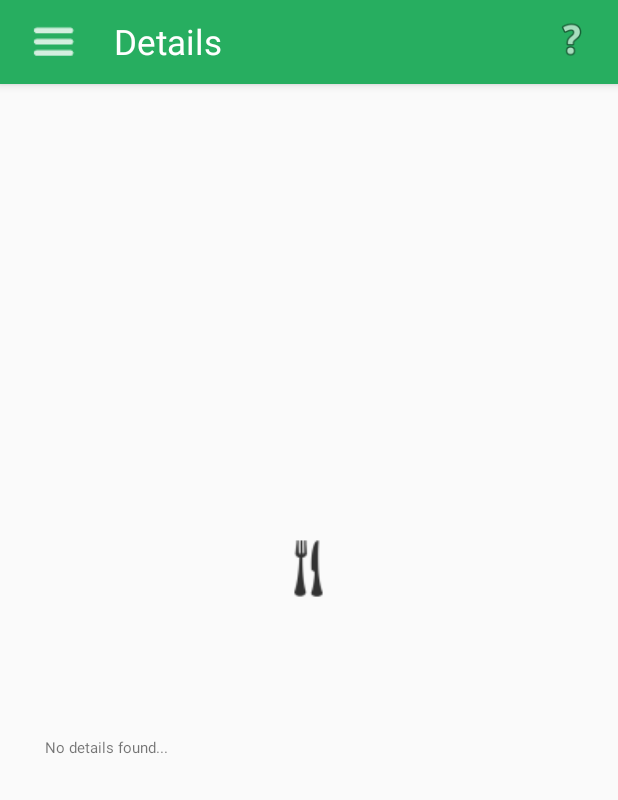
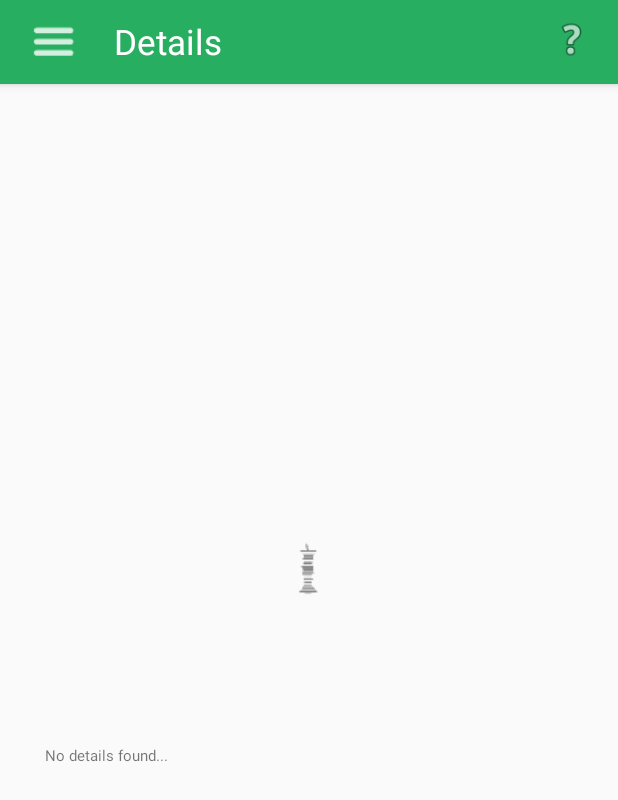
Before and after one commit to franblas/trognon, an Android app: the FoodDetailsActivity screen opened directly, with no data from a screen before it, on a phone screen of 412 x 824 dp. Shown: the top 800 px of the screen. Run offline under Robolectric (Android 15) with nearby library versions, the phone set to English and light mode, and no system bars; 3 statements that could not run were skipped.

Commit message:
Remove fork and spoon drawable

```diff
--- a/app/src/main/java/com/example/dntf/dntf/FoodDetailsActivity.java
+++ b/app/src/main/java/com/example/dntf/dntf/FoodDetailsActivity.java
@@ -48,7 +48,7 @@ public class FoodDetailsActivity extends AppCompatActivity
 
         ImageView imageView = (ImageView) this.findViewById(R.id.foodDetailIcon);
         imageView.setColorFilter(expiredFoodStatus);
-        imageView.setImageResource(R.drawable.fork_and_spoon);
+        imageView.setImageResource(R.drawable.dntf_logo_dark);
 
         TextView foodDetailProductName = (TextView) this.findViewById(R.id.foodDetailProductName);
         foodDetailProductName.setText(productName);
--- a/app/src/main/java/com/example/dntf/dntf/FoodList.java
+++ b/app/src/main/java/com/example/dntf/dntf/FoodList.java
@@ -46,7 +46,7 @@ public class FoodList extends ArrayAdapter<JSONObject> {
 
         ImageView imageView = (ImageView) rowView.findViewById(R.id.foodIcon);
         imageView.setColorFilter(expiredFoodStatus);
-        imageView.setImageResource(R.drawable.fork_and_spoon);
+        imageView.setImageResource(R.drawable.dntf_logo_dark);
 
         TextView productNameTxt = (TextView) rowView.findViewById(R.id.productName);
         productNameTxt.setText(FoodApi.getProductName(products.get(position)));
--- a/app/src/main/res/layout/activity_food_details.xml
+++ b/app/src/main/res/layout/activity_food_details.xml
@@ -18,7 +18,7 @@
             android:id="@+id/foodDetailIcon"
             android:layout_gravity="center"
             android:layout_width="50dp"
-            android:layout_height="50dp"/>
+            android:layout_height="60dp"/>
 
         <TextView
             android:id="@+id/foodDetailProductName"
--- a/app/src/main/res/layout/food_list.xml
+++ b/app/src/main/res/layout/food_list.xml
@@ -7,7 +7,7 @@
         <ImageView
             android:id="@+id/foodIcon"
             android:layout_gravity="left"
-            android:layout_width="50dp"
+            android:layout_width="30dp"
             android:layout_height="50dp"/>
 
         <TextView
```
Also changed, not shown: app/src/main/res/drawable-hdpi/fork_and_spoon.png (deleted), app/src/main/res/drawable-mdpi/fork_and_spoon.png (deleted), app/src/main/res/drawable-xhdpi/fork_and_spoon.png (deleted), app/src/main/res/drawable-xxhdpi/fork_and_spoon.png (deleted).
